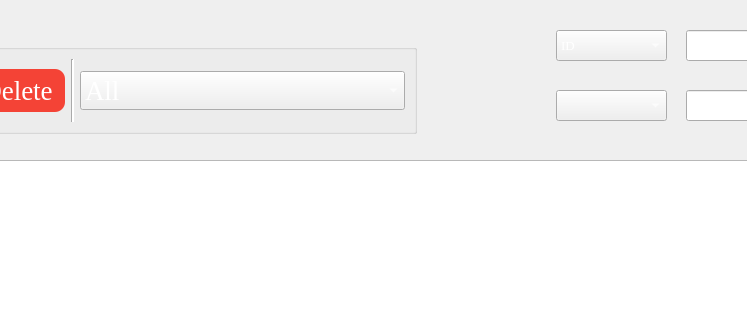
This is N06_LTUDKT_68IT1,2_BTNhomSo1/view/finalgui.ui in DuyNguyen279/LTUDKT as Qt 5 draws it before an edit; both pictures show x 204 to 951 and y 0 to 320 of the 1200 by 800 pixel window. The edited form follows.
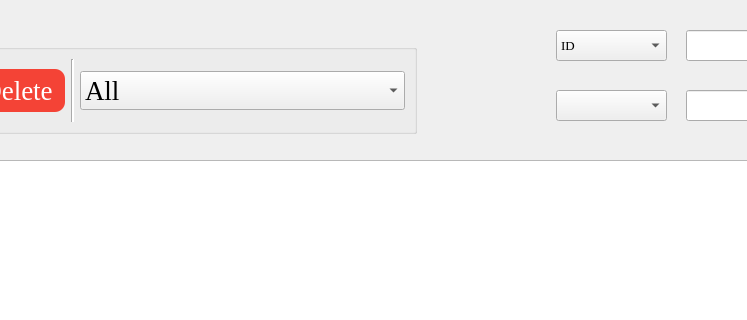
This is the edited form. Icons and pictures are not drawn.

The edit to the form file:
```diff
--- a/N06_LTUDKT_68IT1,2_BTNhomSo1/view/finalgui.ui
+++ b/N06_LTUDKT_68IT1,2_BTNhomSo1/view/finalgui.ui
@@ -181,7 +181,7 @@
        </font>
       </property>
       <property name="styleSheet">
-       <string notr="true">color: white;</string>
+       <string notr="true"/>
       </property>
       <property name="currentText">
        <string>All</string>
@@ -240,7 +240,7 @@
     </font>
    </property>
    <property name="styleSheet">
-    <string notr="true">color: white;</string>
+    <string notr="true"/>
    </property>
    <item>
     <property name="text">
@@ -358,7 +358,7 @@
     </font>
    </property>
    <property name="styleSheet">
-    <string notr="true">color: white;</string>
+    <string notr="true"/>
    </property>
   </widget>
  </widget>
```
Left out of the diff: 6 changed lines with no effect on the pictures.
